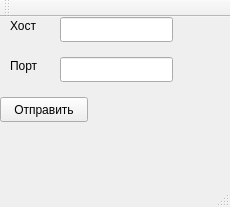
First picture: the form in client/mainWindow/mainwindow.ui, repository netgeck/rubius_test, before the edit.
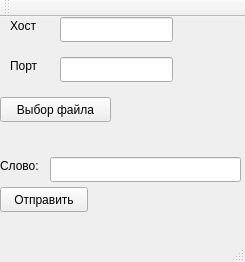
Second picture: the form after the edit.

Commit message: client: Выбор файла и ввод слова

The edit to the form file:
```diff
--- a/client/mainWindow/mainwindow.ui
+++ b/client/mainWindow/mainwindow.ui
@@ -6,8 +6,8 @@
    <rect>
     <x>0</x>
     <y>0</y>
-    <width>230</width>
-    <height>207</height>
+    <width>245</width>
+    <height>262</height>
    </rect>
   </property>
   <property name="windowTitle">
@@ -18,7 +18,7 @@
     <property name="geometry">
      <rect>
       <x>0</x>
-      <y>80</y>
+      <y>170</y>
       <width>88</width>
       <height>25</height>
      </rect>
@@ -31,7 +31,7 @@
     <property name="geometry">
      <rect>
       <x>100</x>
-      <y>80</y>
+      <y>170</y>
       <width>121</width>
       <height>21</height>
      </rect>
@@ -86,6 +86,58 @@
      <string>Порт</string>
     </property>
    </widget>
+   <widget class="QPushButton" name="pushButton_2">
+    <property name="geometry">
+     <rect>
+      <x>0</x>
+      <y>80</y>
+      <width>111</width>
+      <height>25</height>
+     </rect>
+    </property>
+    <property name="text">
+     <string>Выбор файла</string>
+    </property>
+   </widget>
+   <widget class="QLabel" name="label_4">
+    <property name="geometry">
+     <rect>
+      <x>0</x>
+      <y>110</y>
+      <width>241</width>
+      <height>21</height>
+     </rect>
+    </property>
+    <property name="text">
+     <string/>
+    </property>
+    <property name="alignment">
+     <set>Qt::AlignRight|Qt::AlignTrailing|Qt::AlignVCenter</set>
+    </property>
+   </widget>
+   <widget class="QLineEdit" name="lineEdit_3">
+    <property name="geometry">
+     <rect>
+      <x>50</x>
+      <y>140</y>
+      <width>191</width>
+      <height>25</height>
+     </rect>
+    </property>
+   </widget>
+   <widget class="QLabel" name="label_5">
+    <property name="geometry">
+     <rect>
+      <x>0</x>
+      <y>140</y>
+      <width>51</width>
+      <height>17</height>
+     </rect>
+    </property>
+    <property name="text">
+     <string>Слово:</string>
+    </property>
+   </widget>
   </widget>
   <widget class="QMenuBar" name="menuBar">
    <property name="geometry">
```
Left out of the diff: 2 changed lines with no effect on the pictures. The commit also changes 2 other files.
